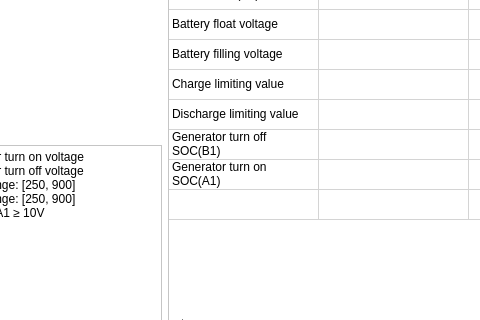
Above: mywidget.ui from megarevolpr/MWin before the change; both pictures show x 84 to 564 and y 155 to 475 of the 981 by 562 pixel window. Below: the same form after it.
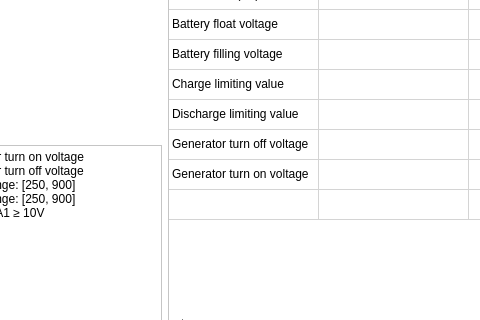
That is the form after the change. The open tabs and pages were chosen to show the change. Icons and pictures are not drawn.

Commit message: 更新了部分解释，添加了新界面的pushbutton样式

Diff of the .ui file:
```diff
--- a/mywidget.ui
+++ b/mywidget.ui
@@ -8022,7 +8022,7 @@
                          </item>
                          <item row="6" column="0">
                           <property name="text">
-                           <string>Generator turn off SOC(B1)</string>
+                           <string>Generator turn off voltage</string>
                           </property>
                          </item>
                          <item row="6" column="2">
@@ -8080,7 +8080,7 @@
                          </item>
                          <item row="7" column="0">
                           <property name="text">
-                           <string>Generator turn on SOC(A1)</string>
+                           <string>Generator turn on voltage</string>
                           </property>
                          </item>
                          <item row="7" column="2">
```
Left out of the diff: 2 changed lines with no effect on the pictures. The commit also changes 6 other files.
